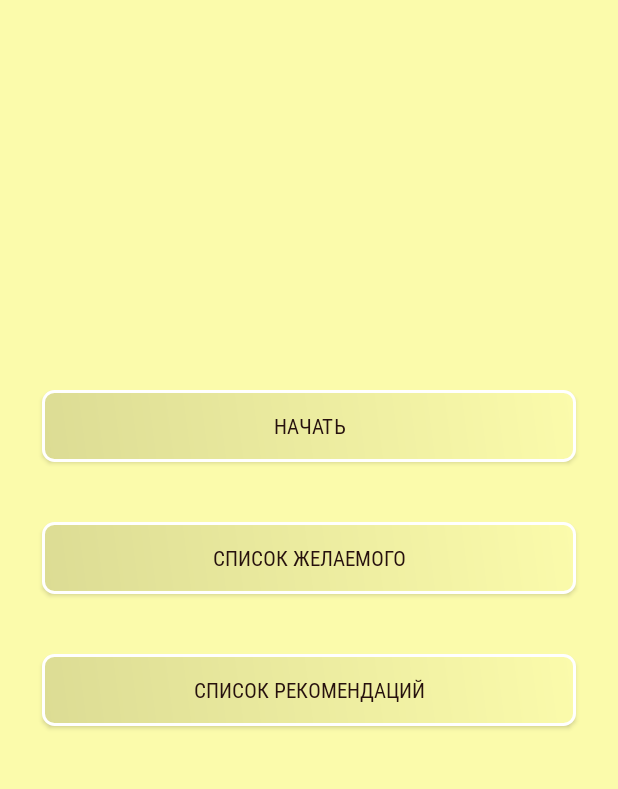
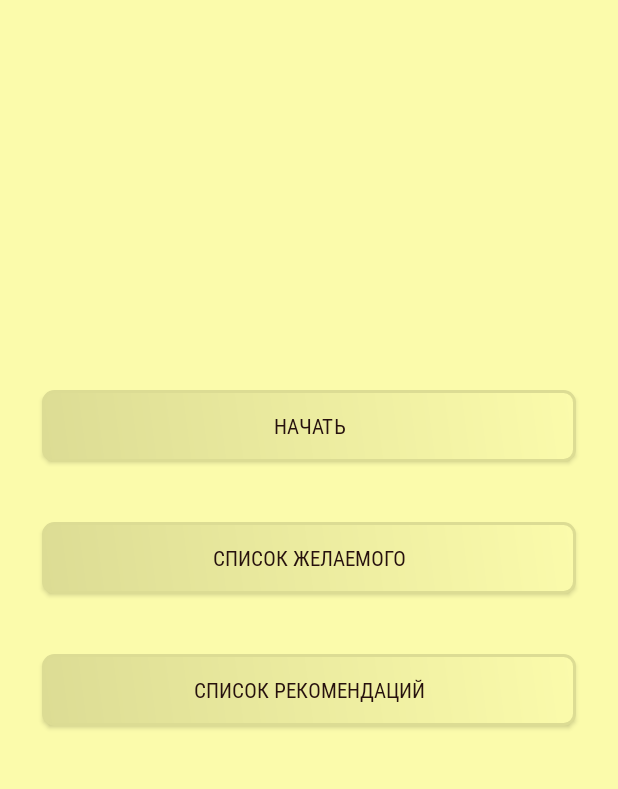
Before and after one commit to Chrn1y/Librorum, an Android app: the MainActivity screen opened directly, with no data from a screen before it, on a phone screen of 412 x 824 dp, the part 220-1009 px from its top. Run offline under Robolectric (Android 15) with nearby library versions, the phone set to English and light mode, and no system bars; 2 statements that could not run were skipped.

Commit message:
change button stroke

```diff
--- a/Project/app/src/main/res/drawable/button_background.xml
+++ b/Project/app/src/main/res/drawable/button_background.xml
@@ -1,7 +1,7 @@
 <?xml version="1.0" encoding="utf-8"?>
 <shape xmlns:android="http://schemas.android.com/apk/res/android" >
     <stroke android:width="2dp"
-        android:color="#FFFFFF"/>
+        android:color="#DCDC94"/>
     <gradient
         android:angle="225"
         android:startColor="#FBFBAB"
```
